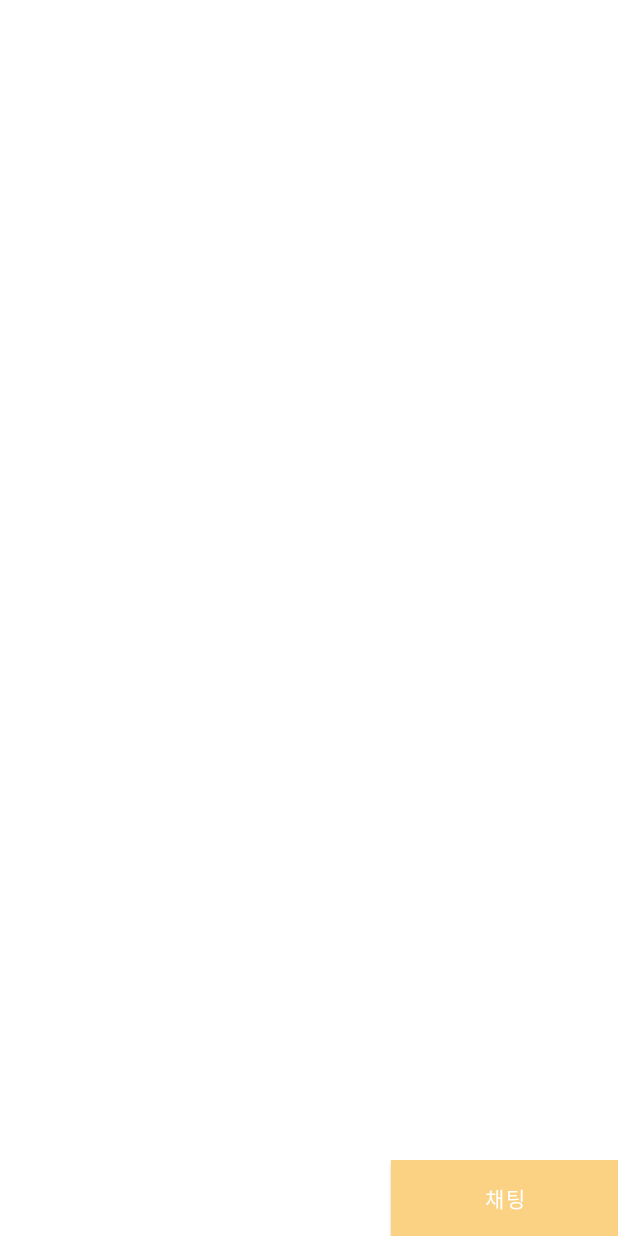
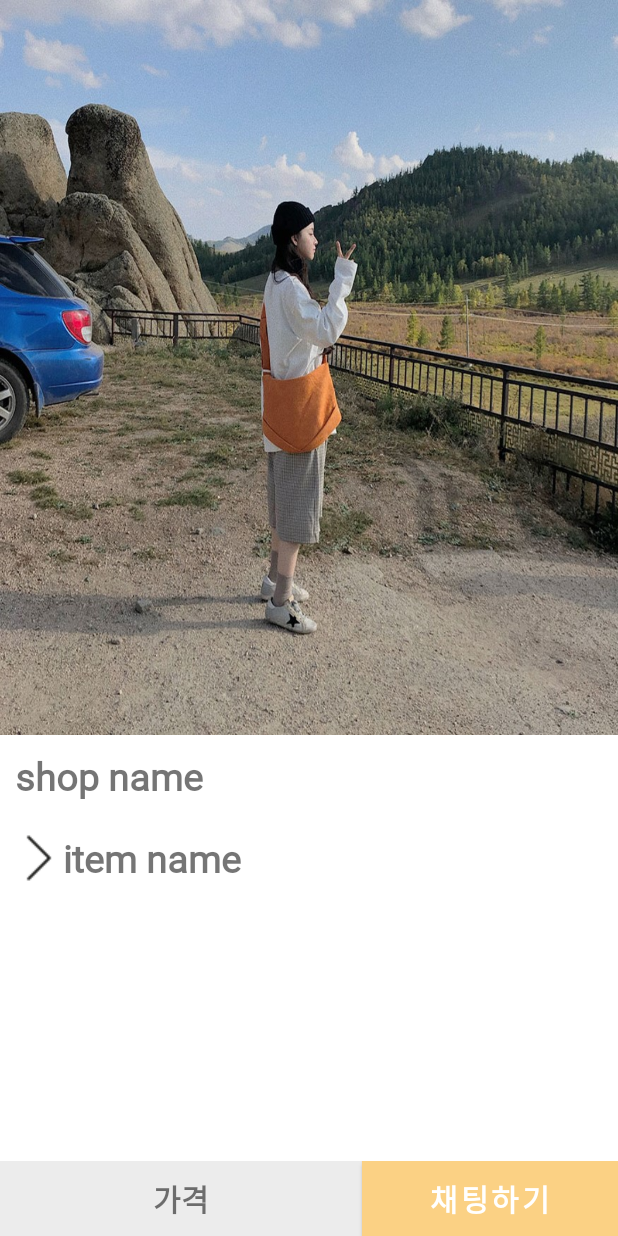
Before and after one commit to y78462/UntactShop, an Android app: the showItem screen opened directly, with no data from a screen before it, on a phone screen of 412 x 824 dp. Run offline under Robolectric (Android 15) with nearby library versions, the phone set to English and light mode, and no system bars; our stand-ins replace Firebase (no records; nobody signed in at launch, a user with empty details on screens opened directly); pictures from the network do not load; 6 statements that could not run were skipped.

Commit message:
레이아웃 수정

```diff
--- a/app/src/main/AndroidManifest.xml
+++ b/app/src/main/AndroidManifest.xml
@@ -52,5 +52,6 @@
         <activity android:name=".Show_orders"/>
         <activity android:name=".SignUpActivity">
         </activity>
+        <activity android:name=".ItemInfo" />
     </application>
 </manifest>
--- a/app/src/main/res/layout/order_list.xml
+++ b/app/src/main/res/layout/order_list.xml
@@ -2,7 +2,8 @@
 <LinearLayout
     xmlns:android="http://schemas.android.com/apk/res/android"
     android:layout_width="match_parent"
-    android:layout_height="wrap_content">
+    android:layout_height="wrap_content"
+    android:background="@drawable/underline">
 
     <LinearLayout
         android:layout_width="match_parent"
--- a/app/src/main/res/layout/show_item.xml
+++ b/app/src/main/res/layout/show_item.xml
@@ -18,7 +18,8 @@
             android:layout_width="match_parent"
             android:layout_height="500dp"
             android:scaleType="fitXY"
-            android:paddingBottom="10dp"/>
+            android:paddingBottom="10dp"
+            android:src="@drawable/shop_main_image"/>
 
         <TextView
             android:id="@+id/shop_name"
@@ -26,12 +27,19 @@
             android:layout_height="wrap_content"
             android:textSize="25dp"
             android:paddingBottom="20dp"
+            android:fontFamily="@font/title"
+            android:text="shop name"
+            android:textStyle="bold"
             android:paddingLeft="10dp" />
         <TextView
             android:id="@+id/item_name"
             android:layout_width="match_parent"
             android:layout_height="wrap_content"
             android:textSize="25dp"
+            android:fontFamily="@font/font"
+            android:text="item name"
+            android:textStyle="bold"
+            android:drawableLeft="@drawable/bar"
             android:paddingLeft="10dp"/>
     </LinearLayout>
     </ScrollView>
@@ -46,10 +54,13 @@
             android:id="@+id/item_price"
             android:layout_width="10dp"
             android:layout_height="match_parent"
-            android:layout_marginTop="10dp"
-            android:textSize="30dp"
+            android:textSize="20dp"
             android:gravity="center"
-            android:layout_weight="0.8"/>
+            android:layout_weight="0.8"
+            android:text="가격"
+            android:background="#FFECECEC"
+            android:textStyle="bold"
+            android:fontFamily="@font/font"/>
 
         <Button
             android:id="@+id/chatting"
@@ -57,6 +68,9 @@
             android:layout_height="match_parent"
             android:background="@color/black"
             android:layout_weight="0.2"
-            android:text="채팅"/>
+            android:text="채팅하기"
+            android:textSize="20dp"
+            android:textStyle="bold"
+            android:fontFamily="@font/font"/>
     </LinearLayout>
 </RelativeLayout>
```
Also changed, not shown: app/src/main/res/drawable/underline.xml (added, +13 -0 lines), app/src/main/res/layout/show_orders.xml (+20 -5 lines), 578 other files.
